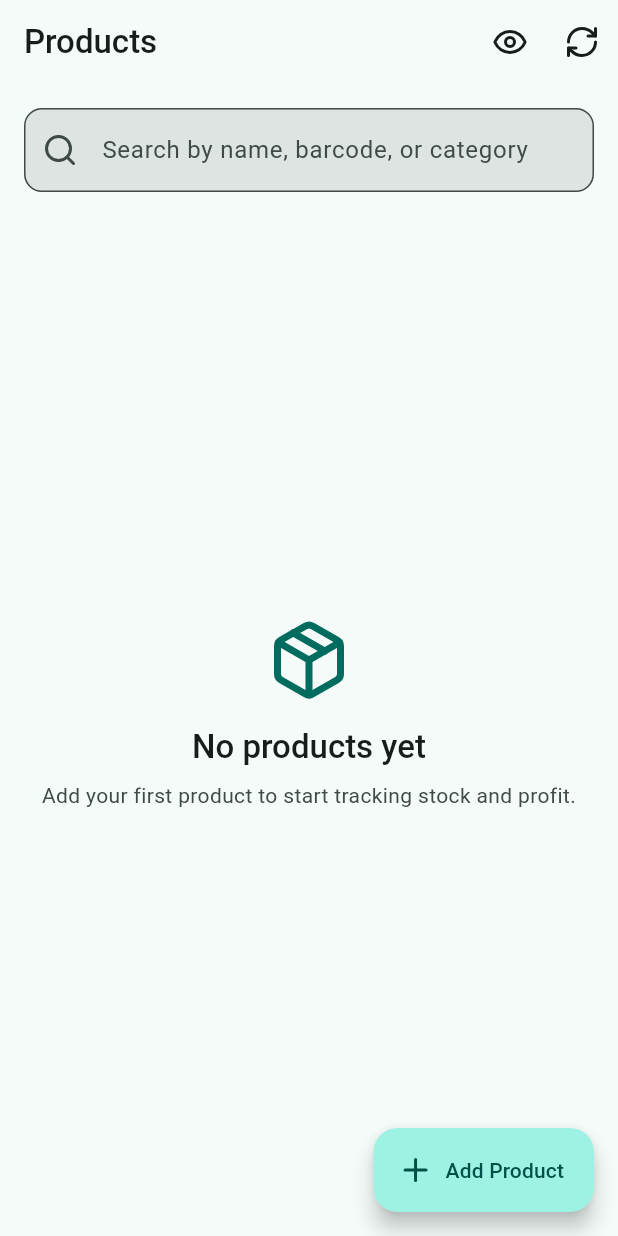
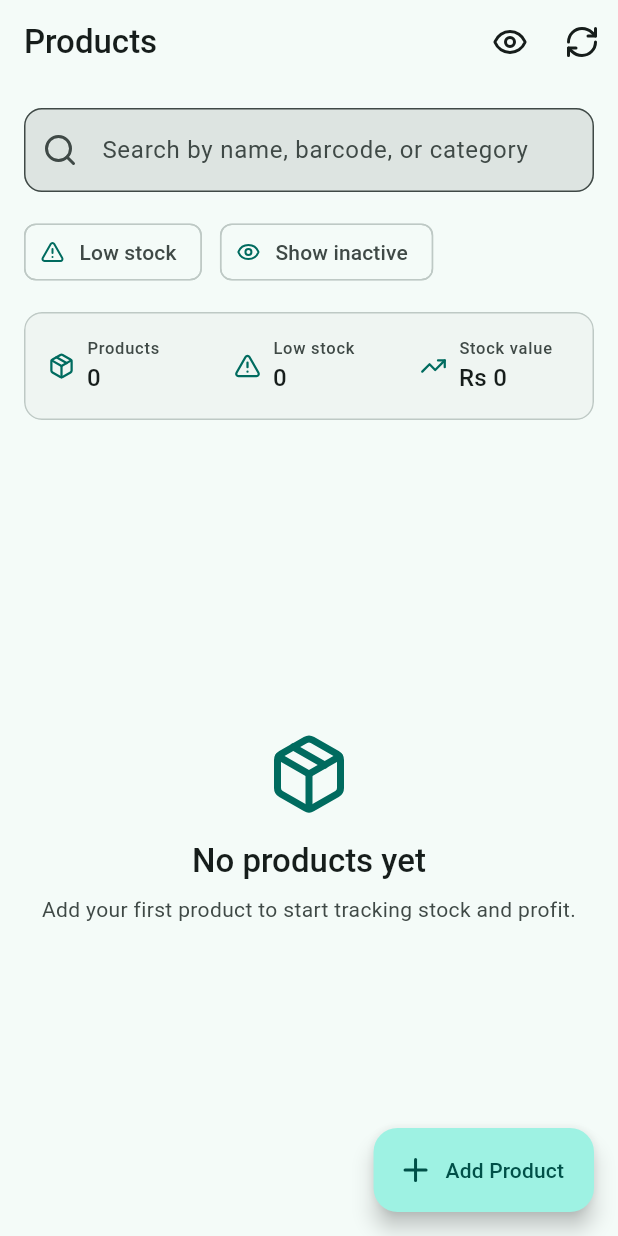
Before and after one commit to Naawaal/Pasal-Pro, a Flutter app: the screen it shows after launch, on a phone screen of 412 x 824 dp. Run offline on Flutter 3.47's test engine with Material 3 defaults, Android fonts, the phone set to English and light mode, and no system bars; our stand-ins replace equatable, flutter_riverpod, gap, isar, logger, lucide_icons_flutter; accounts and stored records are empty; generated files the repository leaves out were written again.

```diff
--- a/lib/features/products/presentation/pages/products_page.dart
+++ b/lib/features/products/presentation/pages/products_page.dart
@@ -3,6 +3,7 @@ import 'package:flutter_riverpod/flutter_riverpod.dart';
 import 'package:pasal_pro/core/constants/app_icons.dart';
 import 'package:pasal_pro/core/constants/app_spacing.dart';
 import 'package:pasal_pro/core/theme/app_theme.dart';
+import 'package:pasal_pro/core/utils/currency_formatter.dart';
 import 'package:pasal_pro/features/products/domain/entities/product.dart';
 import 'package:pasal_pro/features/products/presentation/pages/product_form_page.dart';
 import 'package:pasal_pro/features/products/presentation/providers/products_providers.dart';
@@ -19,6 +20,7 @@ class ProductsPage extends ConsumerStatefulWidget {
 class _ProductsPageState extends ConsumerState<ProductsPage> {
   final TextEditingController _searchController = TextEditingController();
   bool _showInactive = false;
+  bool _showLowStockOnly = false;
 
   @override
   void dispose() {
@@ -30,9 +32,10 @@ class _ProductsPageState extends ConsumerState<ProductsPage> {
   Widget build(BuildContext context) {
     final productsState = ref.watch(productsControllerProvider);
     final searchState = ref.watch(productSearchProvider);
-    final products = _searchController.text.trim().isNotEmpty
+    final sourceProducts = _searchController.text.trim().isNotEmpty
         ? searchState.valueOrNull ?? []
         : productsState.valueOrNull ?? [];
+    final products = _applyFilters(sourceProducts);
 
     return Scaffold(
       appBar: AppBar(
@@ -62,6 +65,10 @@ class _ProductsPageState extends ConsumerState<ProductsPage> {
         child: Column(
           children: [
             _buildSearchBar(context),
+            AppSpacing.medium,
+            _buildFilterBar(context),
+            AppSpacing.medium,
+            _buildSummaryCard(context, products),
             AppSpacing.medium,
             Expanded(
               child: productsState.when(
@@ -104,6 +111,114 @@ class _ProductsPageState extends ConsumerState<ProductsPage> {
     );
   }
 
+  Widget _buildFilterBar(BuildContext context) {
+    return Row(
+      children: [
+        FilterChip(
+          selected: _showLowStockOnly,
+          label: const Text('Low stock'),
+          avatar: const Icon(AppIcons.alertTriangle, size: 16),
+          onSelected: (value) => setState(() => _showLowStockOnly = value),
+        ),
+        AppSpacing.hSmall,
+        FilterChip(
+          selected: _showInactive,
+          label: const Text('Show inactive'),
+          avatar: Icon(
+            _showInactive ? AppIcons.eyeOff : AppIcons.eye,
+            size: 16,
+          ),
+          onSelected: (value) {
+            setState(() => _showInactive = value);
+            ref
+                .read(productsControllerProvider.notifier)
+                .loadProducts(includeInactive: _showInactive);
+          },
+        ),
+      ],
+    );
+  }
+
+  Widget _buildSummaryCard(BuildContext context, List<Product> products) {
+    final totalProducts = products.length;
+    final lowStockCount = products.where((p) => p.isLowStock).length;
+    final inventoryValue = products.fold<double>(
+      0,
+      (sum, product) => sum + (product.sellingPrice * product.stockPieces),
+    );
+
+    return Card(
+      margin: EdgeInsets.zero,
+      child: Padding(
+        padding: AppSpacing.paddingMedium,
+        child: Row(
+          children: [
+            _buildSummaryItem(
+              context,
+              label: 'Products',
+              value: totalProducts.toString(),
+              icon: AppIcons.package,
+            ),
+            AppSpacing.hLarge,
+            _buildSummaryItem(
+              context,
+              label: 'Low stock',
+              value: lowStockCount.toString(),
+              icon: AppIcons.alertTriangle,
+              valueColor: lowStockCount > 0
+                  ? AppTheme.lowStockColor
+                  : Theme.of(context).colorScheme.onSurface,
+            ),
+            AppSpacing.hLarge,
+            _buildSummaryItem(
+              context,
+              label: 'Stock value',
+              value: CurrencyFormatter.formatCompact(inventoryValue),
+              icon: AppIcons.trendingUp,
+            ),
+          ],
+        ),
+      ),
+    );
+  }
+
+  Widget _buildSummaryItem(
+    BuildContext context, {
+    required String label,
+    required String value,
+    required IconData icon,
+    Color? valueColor,
+  }) {
+    return Expanded(
+      child: Row(
+        children: [
+          Icon(icon, size: 18, color: Theme.of(context).colorScheme.primary),
+          AppSpacing.hXSmall,
+          Expanded(
+            child: Column(
+              crossAxisAlignment: CrossAxisAlignment.start,
+              children: [
+                Text(
+                  label,
+                  style: Theme.of(context).textTheme.labelSmall?.copyWith(
+                    color: Theme.of(context).colorScheme.onSurfaceVariant,
+                  ),
+                ),
+                Text(
+                  value,
+                  style: Theme.of(context).textTheme.titleMedium?.copyWith(
+                    color:
+                        valueColor ?? Theme.of(context).colorScheme.onSurface,
+                  ),
+                ),
+              ],
+            ),
+          ),
+        ],
+      ),
+    );
+  }
+
   Widget _buildList(BuildContext context, List<Product> products) {
     if (products.isEmpty) {
       return _buildEmptyState(context);
@@ -125,6 +240,17 @@ class _ProductsPageState extends ConsumerState<ProductsPage> {
         );
       },
     );
+  }
+
+  List<Product> _applyFilters(List<Product> products) {
+    var filtered = products;
+    if (!_showInactive) {
+      filtered = filtered.where((product) => product.isActive).toList();
+    }
+    if (_showLowStockOnly) {
+      filtered = filtered.where((product) => product.isLowStock).toList();
+    }
+    return filtered;
   }
 
   Widget _buildEmptyState(BuildContext context) {
@@ -214,9 +340,9 @@ class _ProductsPageState extends ConsumerState<ProductsPage> {
   }
 
   Future<void> _openCreateProduct() async {
-    final created = await Navigator.of(context).push<bool>(
-      MaterialPageRoute(builder: (_) => const ProductFormPage()),
-    );
+    final created = await Navigator.of(
+      context,
+    ).push<bool>(MaterialPageRoute(builder: (_) => const ProductFormPage()));
     if (created == true && mounted) {
       ref
           .read(productsControllerProvider.notifier)
@@ -315,15 +441,14 @@ class _ProductsPageState extends ConsumerState<ProductsPage> {
     }
 
     final delta = isAdd ? amount : -amount;
-    await ref.read(productsControllerProvider.notifier).adjustStock(
-          product.id,
-          delta,
-        );
+    await ref
+        .read(productsControllerProvider.notifier)
+        .adjustStock(product.id, delta);
   }
 
   void _showSnack(String message) {
-    ScaffoldMessenger.of(context).showSnackBar(
-      SnackBar(content: Text(message)),
-    );
+    ScaffoldMessenger.of(
+      context,
+    ).showSnackBar(SnackBar(content: Text(message)));
   }
 }
```
Also changed, not shown: lib/features/products/presentation/pages/product_form_page.dart (+12 -26 lines).
